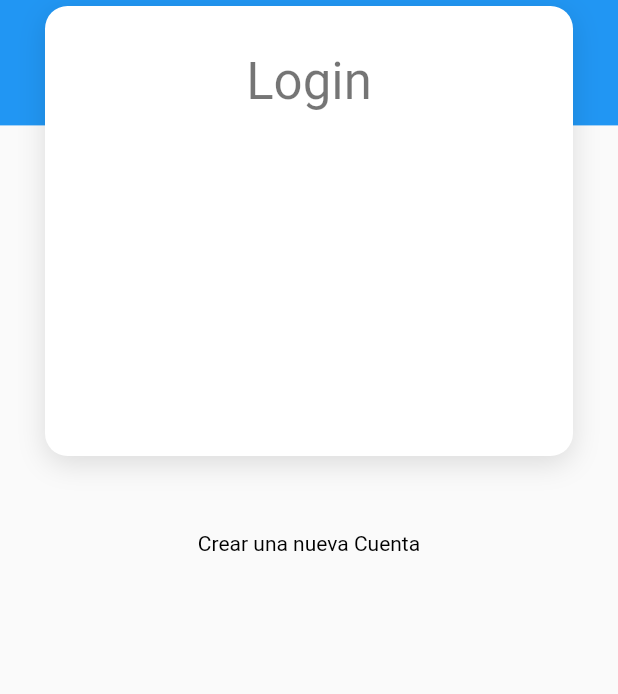
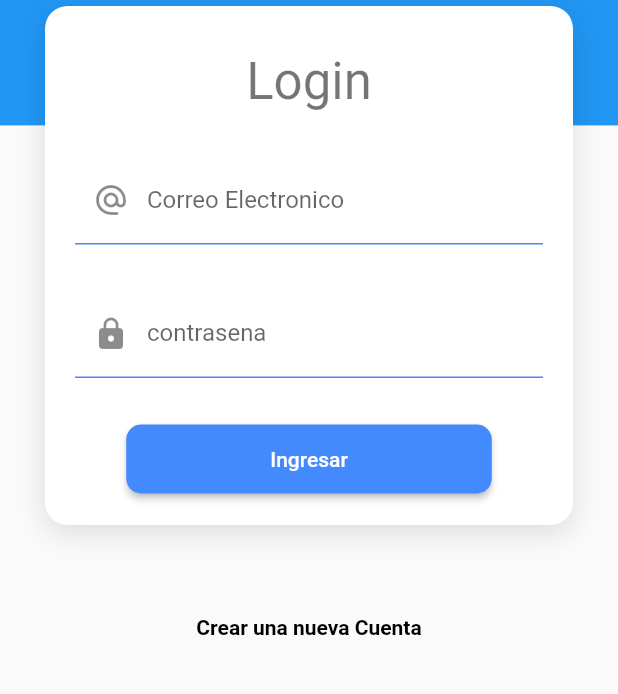
Before and after one commit to alucard720/sql_netcore, a Flutter app: the screen it shows after launch, on a phone screen of 412 x 824 dp, the part 369-1063 px from its top. Run offline on Flutter 3.47's test engine with Material 2 defaults, Android fonts, the phone set to English and light mode, and no system bars.

Commit message:
update 5 pc

```diff
--- a/lib/screens/loginscreen.dart
+++ b/lib/screens/loginscreen.dart
@@ -1,4 +1,5 @@
 import 'package:flutter/material.dart';
+import 'package:sql_netcore/widgets/input_decoration.dart';
 
 class LoginScreen extends StatelessWidget {
   const LoginScreen({super.key});
@@ -17,8 +18,9 @@ class LoginScreen extends StatelessWidget {
     );
   }
 
-  Column cuerpocompleto(BuildContext context) {
-    return Column(
+  SingleChildScrollView cuerpocompleto(BuildContext context) {
+    return SingleChildScrollView(
+      child: Column(
         children: [
           const SizedBox(
             height: 250,
@@ -27,7 +29,6 @@ class LoginScreen extends StatelessWidget {
             padding: const EdgeInsets.all(20),
             margin: const EdgeInsets.symmetric(horizontal: 30),
             width: double.infinity,
-          height: 300,
             decoration: BoxDecoration(
                 color: Colors.white,
                 borderRadius: BorderRadius.circular(15),
@@ -46,19 +47,74 @@ class LoginScreen extends StatelessWidget {
                 Text(
                   "Login",
                   style: Theme.of(context).textTheme.headline4,
+                ),
+                const SizedBox(
+                  height: 30,
+                ),
+                Form(
+                  child: Column(
+                    children: [
+                      TextFormField(
+                        autocorrect: false,
+                        decoration: Inputdecorations.inputDecoration(
+                          hintext: 'ejemplo@hotmail.com',
+                          labeltext: 'Correo Electronico',
+                          icon: const Icon(Icons.alternate_email_rounded),
+                        ),
+                        validator: (value) {
+                          String pattern =
+                              r'^(([^<>()[\]\\.,;:\s@\"]+(\.[^<>()[\]\\.,;:\s@\"]+)*)|(\".+\"))@((\[[0-9]{1,3}\.[0-9]{1,3}\.[0-9]{1,3}\.[0-9]{1,3}\])|(([a-zA-Z\-0-9]+\.)+[a-zA-Z]{2,}))$';
+                          RegExp regExp = RegExp(pattern);
+                          return regExp.hasMatch(value ?? '')
+                              ? null
+                              : 'El Email ingresado no es correcto';
+                        },
+                      ),
+                      const SizedBox(
+                        height: 30,
+                      ),
+                      TextFormField(
+                        autocorrect: false,
+                        decoration: Inputdecorations.inputDecoration(
+                            hintext: '*****',
+                            labeltext: 'contrasena',
+                            icon: const Icon(Icons.lock)),
+                      ),
+                      const SizedBox(
+                        height: 30,
+                      ),
+                      MaterialButton(
+                        onPressed: () {},
+                        shape: RoundedRectangleBorder(
+                          borderRadius: BorderRadius.circular(10),
+                        ),
+                        disabledColor: Colors.grey,
+                        color: Colors.blueAccent,
+                        child: Container(
+                          padding: const EdgeInsets.symmetric(
+                              horizontal: 80, vertical: 15),
+                          child: const Text(
+                            'Ingresar',
+                            style: TextStyle(color: Colors.white),
+                          ),
+                        ),
+                      )
+                    ],
+                  ),
                 )
               ],
             ),
           ),
           const SizedBox(
-          height: 50,
+            height: 60,
           ),
           const Text(
             'Crear una nueva Cuenta',
             style: TextStyle(
-              color: Colors.black, fontSize: 14, fontWeight: FontWeight.normal),
+                color: Colors.black, fontSize: 14, fontWeight: FontWeight.bold),
           ),
         ],
+      ),
     );
   }
 
@@ -90,9 +146,9 @@ class LoginScreen extends StatelessWidget {
             child: bubble(),
           ),
           Positioned(
-            child: bubble(),
             top: 50,
             right: -30,
+            child: bubble(),
           )
         ],
       ),
--- /dev/null
+++ b/lib/widgets/input_decoration.dart
@@ -0,0 +1,20 @@
+import 'package:flutter/material.dart';
+
+class Inputdecorations {
+  static InputDecoration inputDecoration({
+    required String hintext,
+    required String labeltext,
+    required Icon icon,
+  }) {
+    return InputDecoration(
+      enabledBorder: const UnderlineInputBorder(
+        borderSide: BorderSide(color: Colors.blueAccent),
+      ),
+      focusedBorder: const UnderlineInputBorder(
+          borderSide: BorderSide(color: Colors.blueAccent, width: 2)),
+      hintText: hintext,
+      labelText: labeltext,
+      prefixIcon: icon,
+    );
+  }
+}
```
Lines whose indentation alone changed are shown as unchanged.
